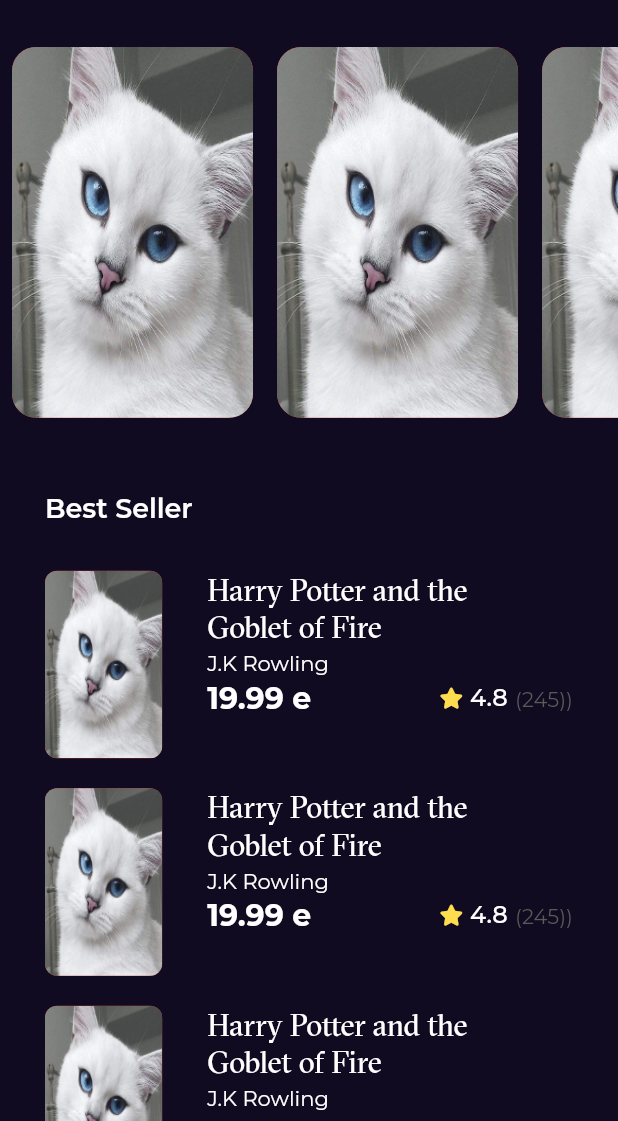
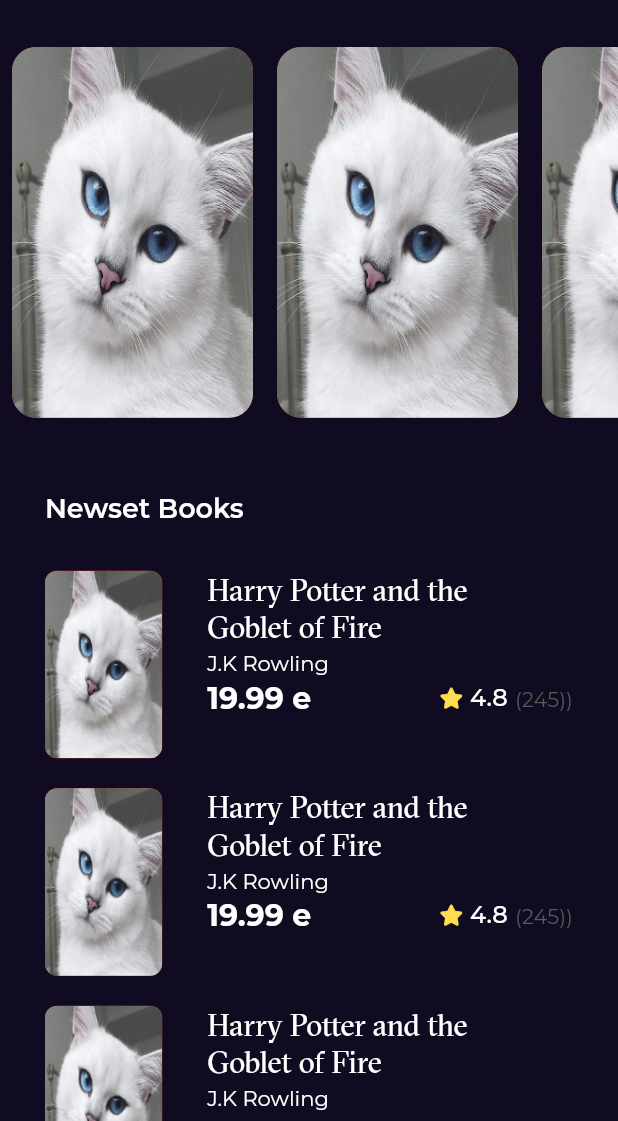
Before and after one commit to eljohnnyy/Bookly_App, a Flutter app: the screen it shows after launch, on a phone screen of 412 x 824 dp, the part 115-1236 px from its top. Run offline on Flutter 3.47's test engine with Material 2 defaults, Android fonts, the phone set to English and light mode, and no system bars; our stand-ins replace equatable, font_awesome_flutter, go_router, google_fonts.

Commit message:
create home repos

```diff
--- /dev/null
+++ b/lib/Features/home/Data/repos/home_repo.dart
@@ -0,0 +1,5 @@
+abstract class HomeRepo{
+fetchNewsetBooks();
+fetchFeaturedBooks();
+
+}
--- a/lib/Features/home/presentation/views/widgets/home_view_body.dart
+++ b/lib/Features/home/presentation/views/widgets/home_view_body.dart
@@ -3,7 +3,7 @@ import 'package:flutter/material.dart';
 import 'package:mybookly/core/utlis/styles.dart';
 
 import 'best_seller_list_view.dart';
-import 'best_seller_list_view_item.dart';
+
 import 'custom_app_bar.dart';
 
 import 'featured_list_view.dart';
@@ -29,7 +29,7 @@ class HomeViewBody extends StatelessWidget {
           Padding(
             padding: EdgeInsets.symmetric(horizontal: 30),
             child: Text(
-              'Best Seller',
+              'Newset Books',
               style: Styles.textStyle18,
             ),
           ),
```
